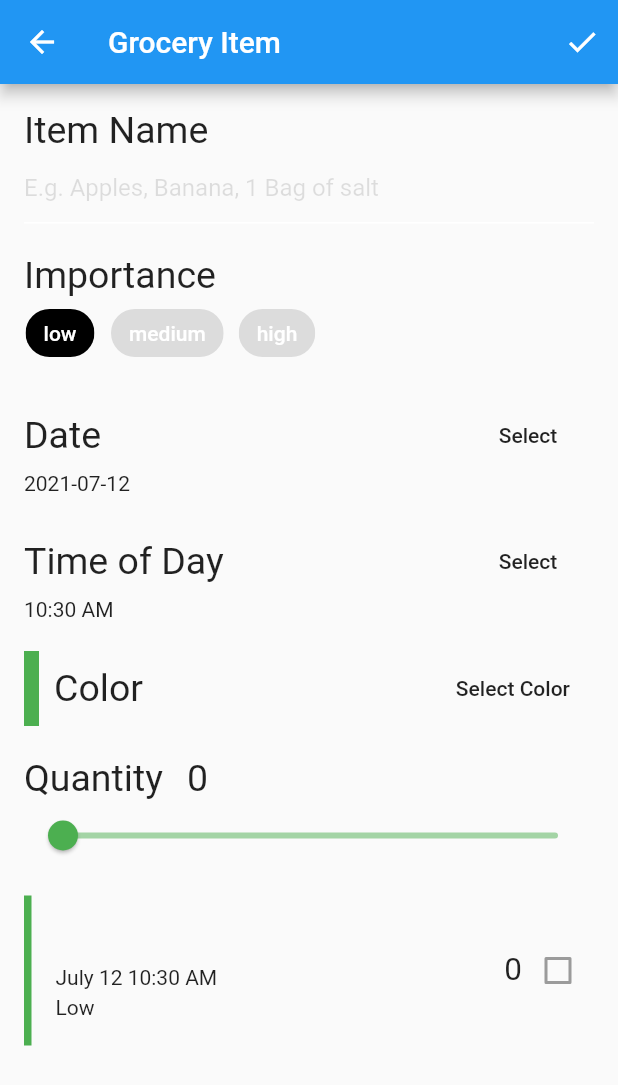
After one commit to hlongpt1999/flutter_app, a Flutter app: the pageToBuy screen opened directly, after a tap on the "add" icon, on a phone screen of 412 x 824 dp. The commit adds this screen. Shown: the top 1085 px of the screen. Run offline on Flutter 3.47's test engine with Material 2 defaults, Android fonts, the phone set to English and light mode, and no system bars; our stand-ins replace flutter_colorpicker, fluttertoast; network calls fail.

Commit message:
Interactive widget
uncomplete

```diff
--- a/lib/bottomBar/pageNestedListView.dart
+++ b/lib/bottomBar/pageNestedListView.dart
@@ -16,7 +16,6 @@ Future<List<Photo>> fetchPhotos(http.Client client) async {
 
 List<Photo> parsePhotos(String responseBody) {
   final parsed = jsonDecode(responseBody).cast<Map<String, dynamic>>();
-
   return parsed.map<Photo>((json) => Photo.fromJson(json)).toList();
 }
 
--- /dev/null
+++ b/lib/bottomBar/pageToBuy.dart
@@ -0,0 +1,49 @@
+import 'package:flutter/cupertino.dart';
+import 'package:flutter/material.dart';
+import 'package:flutter_app/home.dart';
+import 'package:flutter_app/models/grocery_manager.dart';
+import 'package:flutter_app/screens/toBuy_empty_screen.dart';
+import 'package:flutter_app/screens/toBuy_grocery_item_screen.dart';
+import 'package:flutter_app/screens/toBuy_grocery_screen.dart';
+import 'package:provider/provider.dart';
+
+class pageToBuy extends StatefulWidget{
+  @override
+  State<StatefulWidget> createState() {
+    return _pageToBuyState();
+  }
+
+}
+
+class _pageToBuyState extends State<pageToBuy> {
+  @override
+  Widget build(BuildContext context) {
+    return
+      Scaffold(
+        floatingActionButton: FloatingActionButton(
+          child: Icon(Icons.add),
+          onPressed: (){
+            final manager = Provider.of<GroceryManager>(context, listen: false);
+            Navigator.push(context, MaterialPageRoute(
+              builder:  (context) => GroceryItemScreen(
+                onCreate: (item){
+                  manager.addItem(item);
+                  Navigator.pop(context);
+                },
+              ),
+            ));
+          },
+        ),
+        body: Consumer<GroceryManager>(
+          builder: (context, manager, child){
+            if (manager.groceryItems.isNotEmpty){
+              return GroceryScreen();
+            }
+            else{
+              return EmptyGroceryScreen();
+            }
+          }
+    ),
+      );
+  }
+}
--- /dev/null
+++ b/lib/components/grocery_tile.dart
@@ -0,0 +1,99 @@
+import 'package:flutter/cupertino.dart';
+import 'package:flutter/material.dart';
+import 'package:flutter_app/models/grocery_item.dart';
+import 'package:intl/intl.dart';
+
+class GroceryTile extends StatelessWidget{
+  final GroceryItem item;
+  final Function(bool?)? onComplete;
+  final TextDecoration? textDecoration;
+
+  GroceryTile({Key? key, required this.item, this.onComplete}) : textDecoration =  (item.isComplete) ? TextDecoration.lineThrough : TextDecoration.none,
+        super(key: key);
+
+  @override
+  Widget build(BuildContext context) {
+    return Container(
+      height: 100,
+      child: Row(
+        mainAxisAlignment: MainAxisAlignment.spaceBetween,
+        children: [
+          Row(
+            children: [
+              Container(width: 5.0, color: item.color),
+              const SizedBox(width: 16.0),
+              Column(
+                mainAxisAlignment: MainAxisAlignment.center,
+                crossAxisAlignment: CrossAxisAlignment.start,
+                children: [
+                  Text(item.name,
+                    style: TextStyle(
+                        decoration: textDecoration,
+                        fontSize: 21.0,
+                        fontWeight: FontWeight.bold),),
+                  const SizedBox(height: 4.0),
+                  getDate(),
+                  const SizedBox(height: 4.0),
+                  getImportance(),
+                ],
+              ),
+
+
+            ],
+          ),
+
+          Row(
+            children: [
+              Text(item.quantity.toString(),
+                style:TextStyle(
+                    decoration: textDecoration,
+                    fontSize: 21.0
+                ),
+              ),
+              buildCheckbox(),
+            ],
+          ),
+        ],
+      ),
+    );
+  }
+
+  Widget getImportance(){
+    if (item.importance == Importance.low) {
+      return Text( 'Low',
+          style: TextStyle(
+              decoration: textDecoration));
+    } else if (item.importance == Importance.medium) {
+      return Text( 'Medium',
+          style: TextStyle(
+              fontWeight: FontWeight.w800,
+              decoration: textDecoration));
+    } else if (item.importance == Importance.high) {
+      return Text('High',
+        style: TextStyle(
+          color: Colors.red,
+          fontWeight: FontWeight.w900,
+          decoration: textDecoration,
+        ),
+      );
+    } else {
+      throw Exception('This importance type does not exist');
+    }
+  }
+
+  Widget getDate() {
+    final dateFormatter = DateFormat('MMMM dd h:mm a');
+    final dateString = dateFormatter.format(item.date);
+    return Text( dateString,
+      style: TextStyle(
+          decoration: textDecoration),);
+  }
+
+  Widget buildCheckbox() {
+    return Checkbox(
+      value: item.isComplete,
+      onChanged: onComplete,
+    );
+  }
+
+}
--- a/lib/home.dart
+++ b/lib/home.dart
@@ -3,16 +3,27 @@ import 'package:flutter/material.dart';
 import 'package:flutter_app/bottomBar/pageGridView.dart';
 import 'package:flutter_app/bottomBar/pageHorListView.dart';
 import 'package:flutter_app/bottomBar/pageNestedListView.dart';
+import 'package:flutter_app/bottomBar/pageToBuy.dart';
+import 'package:flutter_app/models/models.dart';
 import 'package:flutter_app/object/sports.dart';
 import 'package:flutter_app/object/utils.dart';
-
+import 'package:flutter_app/screens/toBuy_empty_screen.dart';
+import 'package:provider/provider.dart';
+import 'models/models.dart';
 import 'bottomBar/pageListView.dart';
+import 'models/grocery_manager.dart';
 
 class HomePage extends StatelessWidget{
   @override
   Widget build(BuildContext context) {
     return MaterialApp(
-      home: _HomePage(),
+      home: MultiProvider(
+          providers: [
+            ChangeNotifierProvider(create: (context)=>GroceryManager()),
+            ChangeNotifierProvider(create: (context)=> TabManager())
+          ],
+          child: _HomePage()
+      ),
     );
   }
 }
@@ -24,20 +35,22 @@ class _HomePage extends StatefulWidget{
 
 class _HomePageState extends State<_HomePage>{
 
-  int _currentIndex = 0;
+  int _currentIndex = 0; // SetState of StatefulWidget.
   final List<Widget> bottomBarTabs = <Widget>[
     pageListView(),
     pageHorListView(),
     pageGridView(),
     pageNestedListView() ,
+    pageToBuy(),
   ];
 
   List<Sports> sports = Utils.getSport();
   @override
   Widget build(BuildContext context) {
+    return Consumer<TabManager>(builder: (context, tabManager, child) {
       return Scaffold(
         appBar: AppBar(),
-      body: bottomBarTabs[_currentIndex],
+        body: bottomBarTabs[tabManager.selectedTab],
         bottomNavigationBar: BottomNavigationBar(
           items: [
             BottomNavigationBarItem(
@@ -70,13 +83,21 @@ class _HomePageState extends State<_HomePage>{
               ),
             ),
 
+            BottomNavigationBarItem(
+              icon: Icon(Icons.shopping_cart_outlined),
+              title: Text(
+                  "To Buy"
+              ),
+            ),
+
           ],
 
-        currentIndex: _currentIndex,
+          currentIndex: tabManager.selectedTab,
           onTap: (index){
-          setState((){
-            _currentIndex = index;
-          });
+            // setState((){
+            //   _currentIndex = index;
+            // });
+            tabManager.goToTab(index);
           },
           selectedFontSize: 15,
           unselectedFontSize: 8,
@@ -85,5 +106,7 @@ class _HomePageState extends State<_HomePage>{
           unselectedItemColor: Colors.black12,
         ),
       );
+
+    },);
   }
 }
--- /dev/null
+++ b/lib/models/grocery_item.dart
@@ -0,0 +1,40 @@
+import 'dart:ui';
+
+enum Importance { low, medium, high }
+class GroceryItem {
+// 2
+  final String id;
+// 3
+  final String name;
+  final Importance? importance;
+  final Color? color;
+  final int? quantity;
+  final DateTime date;
+  final bool isComplete;
+  GroceryItem(
+      {this.id="",
+        this.name="",
+        this.importance,
+        this.color,
+        this.quantity,
+        required this.date,
+        this.isComplete = false});
+// 4
+  GroceryItem copyWith(
+      {String? id,
+        String? name,
+        Importance? importance,
+        Color? color,
+        int? quantity,
+        DateTime? date,
+        bool? isComplete}) {
+    return GroceryItem(
+        id: id ?? this.id,
+        name: name ?? this.name,
+        importance: importance ?? this.importance,
+        color: color ?? this.color,
+        quantity: quantity ?? this.quantity,
+        date: date ?? this.date,
+        isComplete: isComplete ?? this.isComplete);
+  }
+}
--- /dev/null
+++ b/lib/models/grocery_manager.dart
@@ -0,0 +1,29 @@
+import 'package:flutter/cupertino.dart';
+import 'package:flutter_app/models/grocery_item.dart';
+
+class GroceryManager extends ChangeNotifier{
+  var _groceryItems = <GroceryItem> [];
+  List<GroceryItem> get groceryItems => List.unmodifiable(_groceryItems);
+
+  void deleteItem(int index){
+    _groceryItems.removeAt(index);
+    notifyListeners();
+  }
+
+  void addItem(GroceryItem item) {
+    _groceryItems.add(item);
+    notifyListeners();
+  }
+// 5
+  void updateItem(GroceryItem item, int index) {
+    _groceryItems[index] = item;
+    notifyListeners();
+  }
+// 6
+  void completeItem(int index, bool change)
+  {
+    final item = _groceryItems[index];
+    _groceryItems[index] = item.copyWith(isComplete: change);
+    notifyListeners();
+  }
+}
--- /dev/null
+++ b/lib/models/models.dart
@@ -0,0 +1,3 @@
+export 'grocery_item.dart';
+export 'tab_manager.dart';
+export 'grocery_manager.dart';
--- /dev/null
+++ b/lib/models/tab_manager.dart
@@ -0,0 +1,20 @@
+import 'package:flutter/cupertino.dart';
+
+class TabManager extends ChangeNotifier{
+  int selectedTab = 0;
+  void goToTab(index){
+      selectedTab = index;
+      notifyListeners();
+  }
+
+  void goToNested()
+  {
+    selectedTab = 3;
+    notifyListeners();
+  }
+
+  void goToGridView(){
+    selectedTab = 2;
+    notifyListeners();
+  }
+}
--- /dev/null
+++ b/lib/screens/grocery_list_screen.dart
@@ -0,0 +1,14 @@
+import 'package:flutter/cupertino.dart';
+import 'package:flutter_app/models/grocery_manager.dart';
+
+class GroceryListScreen extends StatelessWidget{
+  // final GroceryManager manager;
+  //
+  // const GroceryListScreen(GroceryManager manager, {Key? key, this.manager}) :super(key: key);
+
+  @override
+  Widget build(BuildContext context) {
+    return Container();
+  }
+
+}
--- /dev/null
+++ b/lib/screens/toBuy_empty_screen.dart
@@ -0,0 +1,44 @@
+import 'package:flutter/cupertino.dart';
+import 'package:flutter/material.dart';
+import 'package:provider/provider.dart';
+import 'package:flutter_app/models/models.dart';
+
+class EmptyGroceryScreen extends StatelessWidget{
+
+  @override
+  Widget build(BuildContext context) {
+    return Padding(
+      padding: EdgeInsets.all(30),
+      child: Center(
+        child: Column(
+          mainAxisAlignment: MainAxisAlignment.center,
+          children: [
+            Image.asset('assets/images/empty_shopping.jpg', width: 150, height: 150, fit: BoxFit.cover,),
+            const SizedBox(height: 15),
+            const Text('No Groceries',
+              style: TextStyle(fontSize: 21.0),),
+
+            const SizedBox(height: 16.0),
+            const Text(
+              'Shopping for ingredients?\n'
+                  'Tap the + button to write them down!' ,
+              textAlign: TextAlign.center,
+            ),
+
+            MaterialButton(
+              textColor: Colors.white,
+              child: const Text('Browse Recipes'),
+              shape: RoundedRectangleBorder(
+                borderRadius: BorderRadius.circular(30.0),),
+              color: Colors.green,
+              onPressed: () {
+                Provider.of<TabManager>(context, listen: false).goToGridView();
+              },),
+
+          ],
+        ),
+      ),
+    );
+  }
+
+}
--- /dev/null
+++ b/lib/screens/toBuy_grocery_item_screen.dart
@@ -0,0 +1,332 @@
+import 'package:flutter/cupertino.dart';
+import 'package:flutter/material.dart';
+import 'package:flutter_app/components/grocery_tile.dart';
+import 'package:flutter_app/models/grocery_item.dart';
+import 'package:flutter_colorpicker/flutter_colorpicker.dart';
+import 'package:intl/intl.dart';
+import 'package:uuid/uuid.dart';
+
+class GroceryItemScreen extends StatefulWidget{
+  late final Function(GroceryItem)? onCreate;
+  late final Function(GroceryItem)? onUpdate;
+  late final GroceryItem? originalItem;
+  late final bool isUpdating;
+
+  GroceryItemScreen( {Key? key, this.onCreate, this.onUpdate, this.originalItem,}): isUpdating = (originalItem != null),
+        super(key: key);
+  @override
+  State<StatefulWidget> createState() {
+    return _GroceryItemScreenState();
+  }
+
+}
+
+class _GroceryItemScreenState extends State<GroceryItemScreen>{
+  final _nameController = TextEditingController();
+  String _name = '';
+  Importance _importance = Importance.low;
+  DateTime _dueDate = DateTime.now();
+  TimeOfDay _timeOfDay = TimeOfDay.now();
+  Color _currentColor = Colors.green;
+  int _currentSliderValue = 0;
+
+  @override
+  void initState() {
+    if (widget.originalItem != null) {
+      _nameController.text = widget.originalItem!.name;
+      _currentSliderValue = widget.originalItem!.quantity!;
+      _importance = widget.originalItem!.importance!;
+      _currentColor = widget.originalItem!.color!;
+      final date = widget.originalItem!.date;
+      _timeOfDay = TimeOfDay(hour: date.hour, minute: date.minute);
+      _dueDate = date;
+    }
+    _nameController.addListener(() {
+      setState(() {
+        _name = _nameController.text;
+      });
+    });
+    super.initState();
+  }
+
+  @override
+  void dispose() {
+    _nameController.dispose();
+    super.dispose();
+  }
+
+  @override
+  Widget build(BuildContext context) {
+    return Scaffold(
+// 2
+      appBar: AppBar(
+        actions: [
+          IconButton(
+            icon: const Icon(Icons.check),
+            onPressed: () {
+              final groceryItem = GroceryItem(
+                id: widget.originalItem?.id ?? Uuid().v1(),
+                name: _nameController.text,
+                importance: _importance,
+                color: _currentColor,
+                quantity: _currentSliderValue,
+                date: DateTime(_dueDate.year, _dueDate.month, _dueDate.day, _timeOfDay.hour, _timeOfDay.minute,),
+              );
+              if (widget.isUpdating) {
+                widget.onUpdate!(groceryItem);
+              } else {
+                widget.onCreate!(groceryItem);
+              }
+            },
+          ),
+        ],
+        title: Text('Grocery Item'
+        ),
+      ),
+// 5
+      body: Container(
+        padding: const EdgeInsets.all(16.0),
+        child: ListView(
+          children: [
+            ///Name
+            Column(
+              crossAxisAlignment: CrossAxisAlignment.start,
+              children: [
+                Text('Item Name', style: TextStyle(fontSize: 25),),
+                TextField(
+                  controller: _nameController,
+                  cursorColor: _currentColor,
+                  textCapitalization: TextCapitalization.sentences,
+                  decoration: InputDecoration(
+                    hintText: 'E.g. Apples, Banana, 1 Bag of salt',
+                    hintStyle: TextStyle(color: Colors.black12),
+                    enabledBorder: const UnderlineInputBorder(
+                      borderSide: BorderSide(color: Colors.white),),
+                    focusedBorder: UnderlineInputBorder(
+                      borderSide: BorderSide(color:  _currentColor),),
+                    border: UnderlineInputBorder(
+                      borderSide: BorderSide(color: _currentColor),),
+                  ),
+                ),
+              ],
+            ),
+
+            ///Importance selection
+            SizedBox(height: 20,),
+            Column(
+              crossAxisAlignment: CrossAxisAlignment.start,
+              children: [
+                Text('Importance', style: TextStyle(fontSize: 25),),
+                Wrap(
+                  spacing: 10.0,
+                  children: [
+                    ChoiceChip(
+                      selectedColor: Colors.black,
+                      selected: _importance == Importance.low,
+                      label: const Text('low' ,
+                        style: TextStyle(color: Colors.white),
+                      ),
+                      onSelected: (selected) {
+                        setState(() => _importance = Importance.low);
+                      },
+                    ),
+                    ChoiceChip(
+                      selectedColor: Colors.black,
+                      selected: _importance == Importance.medium,
+                      label: const Text( 'medium',
+                        style: TextStyle(color: Colors.white),
+                      ),
+                      onSelected: (selected) {
+                        setState(() => _importance =Importance.medium);
+                      },
+                    ),
+                    ChoiceChip(
+                      selectedColor: Colors.black,
+                      selected: _importance == Importance.high,
+                      label: const Text('high',
+                        style: TextStyle(color: Colors.white),),
+                      onSelected: (selected) {
+                        setState(() => _importance =Importance.high);
+                      },
+                    ),
+                  ],
+                ),
+              ],
+            ),
+
+            ///Date picker
+            SizedBox(height: 20,),
+            Column(
+              crossAxisAlignment: CrossAxisAlignment.start,
+              children: [
+                Row(
+                  mainAxisAlignment: MainAxisAlignment.spaceBetween,
+                  children: [
+                    Text('Date',
+                      style: TextStyle(fontSize: 25),),
+
+                    FlatButton(
+                      onPressed: () async{
+                        final currentDate  = DateTime.now();
+                        final selectedDate = await showDatePicker(
+                          context: context,
+                          initialDate: currentDate,
+                          firstDate: currentDate,
+                          lastDate: DateTime(currentDate.year+5),
+                        );
+                        setState(() {
+                          if (selectedDate!=null){
+                            _dueDate = selectedDate;
+                          }
+                        });
+                      },
+                      child: Text('Select'),
+                    ),
+                  ],
+                ),
+                if (_dueDate!=null)
+                  Text('${DateFormat("yyyy-MM-dd").format(_dueDate)}'),
+              ],
+            ),
+
+            /// Time picker
+            SizedBox(height: 20,),
+            buildTimeField(context),
+
+            /// Color picker
+            SizedBox(height: 20,),
+            buildColorPicker(context),
+            ///Slider
+            SizedBox(height: 20,),
+            buildQuantityField(),
+
+            ///Grocery Tile
+            const SizedBox(height: 16),
+            GroceryTile(
+              item: GroceryItem(
+                name: _name,
+                importance: _importance,
+                color: _currentColor,
+                quantity: _currentSliderValue,
+                date: DateTime(_dueDate.year, _dueDate.month, _dueDate.day, _timeOfDay.hour, _timeOfDay.minute,
+                ),
+              ),
+            ),
+
+
+          ],
+        ),
+      ),
+    );
+  }
+
+  Widget buildTimeField(BuildContext context)
+  {
+    return Column(
+      crossAxisAlignment: CrossAxisAlignment.start,
+      children: [
+        Row(
+            mainAxisAlignment: MainAxisAlignment.spaceBetween,
+            children: [
+              Text('Time of Day', style: TextStyle(fontSize: 25.0),),
+              FlatButton(
+                child: const Text('Select'),
+                onPressed: () async {
+                  final timeOfDay = await showTimePicker(
+                    initialTime: TimeOfDay.now(),
+                    context: context,
+                  );
+                  setState(() {
+                    if (timeOfDay != null) {
+                      _timeOfDay = timeOfDay;
+                    }
+                  });
+                },),
+            ]),
+        if (_timeOfDay != null)
+          Text('${_timeOfDay.format(context)}'
+          ),
+      ],
+    );
+  }
+
+  Widget buildColorPicker(BuildContext context){
+    return Row(
+      mainAxisAlignment: MainAxisAlignment.spaceBetween,
+      children: [
+        Row(
+          children: [
+            Container(
+              height: 50,
+              width: 10,
+              color: _currentColor,
+            ),
+            const SizedBox(width: 10,),
+            Text("Color", style: TextStyle(fontSize: 25),),
+          ],
+        ),
+
+        FlatButton(
+          child: const Text("Select Color"),
+          onPressed: (){
+            showDialog(context: context,
+                builder: (context){
+                  return AlertDialog(
+                    content: BlockPicker(
+                      pickerColor: Colors.white,
+                      onColorChanged: (color){
+                        setState(()=> _currentColor = color);
+                      },
+                    ),
+                    actions: [
+                      FlatButton(
+                        onPressed: (){Navigator.of(context).pop();},
+                        child: Text("Save"),
+                      ),
+                    ],
+                  );
+                }
+            );
+          },
+        ),
+      ],
+    );
+  }
+
+  Widget buildQuantityField() {
+    return Column(
+      crossAxisAlignment: CrossAxisAlignment.start,
+      children: [
+        Row(
+          // crossAxisAlignment: CrossAxisAlignment.baseline,
+          children: [
+            Text(
+              'Quantity',
+              style: TextStyle(fontSize: 25.0),),
+            const SizedBox(width: 16.0),
+            Text(
+              _currentSliderValue.toInt().toString(),
+              style: TextStyle(fontSize: 25.0),),
+          ],
+        ),
+        Slider(
+          inactiveColor: _currentColor.withOpacity(0.5),
+          activeColor: _currentColor,
+          value: _currentSliderValue.toDouble(),
+          min: 0.0,
+          max: 100.0,
+          divisions: 100,
+          label: _currentSliderValue.toInt().
+          toString(),
+          onChanged: (double value) {
+            setState(() {
+              _currentSliderValue = value.toInt();
+            },
+            );
+          },
+        ),
+      ],
+    );
+  }
+
+}
--- /dev/null
+++ b/lib/screens/toBuy_grocery_screen.dart
@@ -0,0 +1,57 @@
+import 'package:flutter/cupertino.dart';
+import 'package:flutter/material.dart';
+import 'package:flutter_app/components/grocery_tile.dart';
+import 'package:flutter_app/models/grocery_manager.dart';
+
+import 'grocery_list_screen.dart';
+
+class GroceryScreen extends StatelessWidget{
+  late final GroceryManager manager;
+  final groceryItems = GroceryManager().groceryItems;
+
+  @override
+  Widget build(BuildContext context) {
+    return
+    // Test();
+      Container(
+      color: Colors.red,
+      child: Padding(
+        padding: const EdgeInsets.all(16.0),
+        child: ListView.separated(
+          itemCount: groceryItems.length,
+          itemBuilder: (context, index) {
+            final item = groceryItems[index];
+// TODO 28: Wrap in a Dismissable
+// TODO 27: Wrap in an InkWell
+            return
+              // Container(height: 20, color: Colors.white,
+              // child: Text(groceryItems.length.toString()),);
+              GroceryTile(
+              key: Key(item.id),
+              item: item,
+            );
+          },
+          separatorBuilder: (context, index) {
+            return const SizedBox(height: 16.0);
+          },
+        ),
+      ),
+    );
+  }
+
+
+  Widget Test(){
+    return Padding(
+      padding: const EdgeInsets.all(16.0),
+      child: ListView.separated(
+        itemCount: 10,
+        itemBuilder: (context, index) {
+          return Container(color: Colors.yellow, height: 10,);
+        },
+        separatorBuilder: (context, index) {
+          return const SizedBox(height: 16.0);
+        },
+      ),
+    );
+  }
+}
--- a/pubspec.yaml
+++ b/pubspec.yaml
@@ -25,6 +25,10 @@ dependencies:
     sdk: flutter
   fluttertoast: ^8.0.7
   http: 0.13.3
+  provider: ^5.0.0
+  flutter_colorpicker: ^0.4.0
+  intl: ^0.17.0
+  uuid: ^3.0.4
 
 
   # The following adds the Cupertino Icons font to your application.
```
Also changed, not shown: assets/images/1.jpg (added), assets/images/empty_shopping.jpg (added), assets/images/shopping.jpg (added), pubspec.lock. Lines whose indentation alone changed are shown as unchanged.
